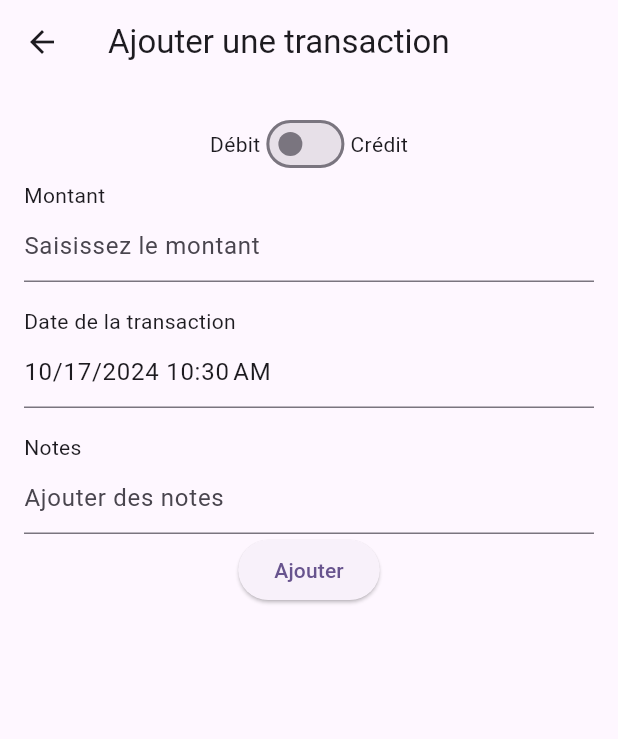
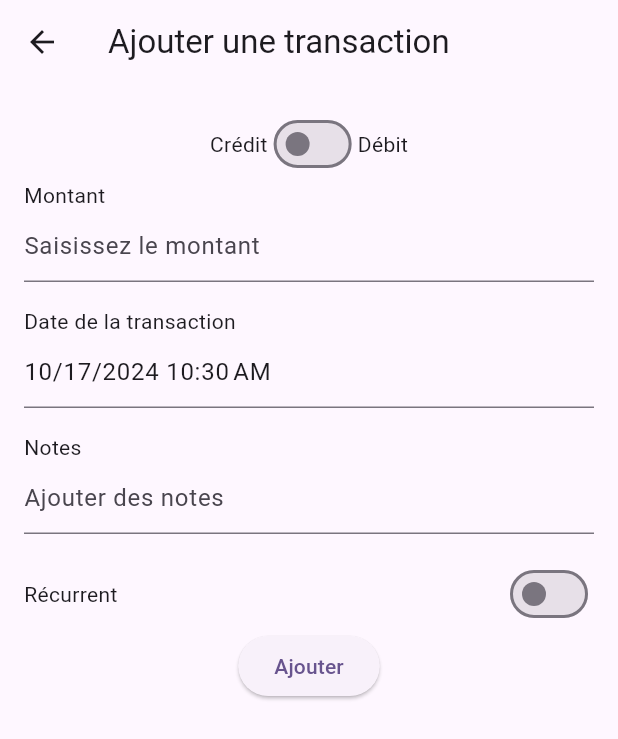
Before and after one commit to PavelDelhomme/flutter_budget_management, a Flutter app: the TransactionFormScreen screen opened directly, on a phone screen of 412 x 824 dp. Shown: the top 739 px of the screen. Run offline on Flutter 3.47's test engine with Material 3 defaults, Android fonts, the phone set to English and light mode, and no system bars; our stand-ins replace another_flushbar, cloud_firestore, firebase_auth, firebase_core, firebase_storage, fl_chart and 8 more; missing offline and left inert: nominatim_geocoding, random_color; accounts and stored records are empty.

Commit message:
Les catégorie sont pas adapter encore completement pour indiquer le salaire, les aidres en l'affichant uniquement lorsque on ajouter la transaction de type crédit par exemple et ne pas les afficher dans le formulaire de transaction de type crédit mais bon c'est déjà bien

```diff
--- a/lib/views/budget/summary_view.dart
+++ b/lib/views/budget/summary_view.dart
@@ -3,7 +3,6 @@ import 'package:flutter/material.dart';
 import 'package:cloud_firestore/cloud_firestore.dart';
 import 'package:firebase_auth/firebase_auth.dart';
 import 'package:random_color/random_color.dart';  // Importation pour générer des couleurs aléatoires
-import '../../services/income_service.dart';
 
 class SummaryView extends StatefulWidget {
   const SummaryView({Key? key}) : super(key: key);
--- a/lib/views/budget/transaction/transaction_form_screen.dart
+++ b/lib/views/budget/transaction/transaction_form_screen.dart
@@ -352,12 +352,16 @@ class _TransactionFormScreenState extends State<TransactionFormScreen> {
       }
     }
   }
+
   Widget _buildAdditionalFields() {
     return Column(
       crossAxisAlignment: CrossAxisAlignment.start,
       children: [
-        // Afficher uniquement pour les transactions de type débit
+        // Afficher ces champs uniquement si la transaction est de type Débit (donc _isDebit est true)
         if (_isDebit)
+          Column(
+            crossAxisAlignment: CrossAxisAlignment.start,
+            children: [
               DropdownButton<String>(
                 focusNode: _categoryFocusNode,
                 value: _selectedCategory,
@@ -366,7 +370,8 @@ class _TransactionFormScreenState extends State<TransactionFormScreen> {
                     value: categoryName,
                     child: Text(categoryName),
                   );
-            }).toList()..add(
+                }).toList()
+                  ..add(
                     DropdownMenuItem<String>(
                       value: "Nouvelle catégorie",
                       child: const Text("Créer une nouvelle catégorie"),
@@ -383,9 +388,9 @@ class _TransactionFormScreenState extends State<TransactionFormScreen> {
                 },
                 hint: const Text("Sélectionner une catégorie."),
               ),
-        if (_isDebit)
-          ElevatedButton(onPressed: _pickImage, child: const Text("Ajouter des reçus")),
-        if (_isDebit && _receiptImages.isNotEmpty)
+              ElevatedButton(
+                  onPressed: _pickImage, child: const Text("Ajouter des reçus")),
+              if (_receiptImages.isNotEmpty)
                 Wrap(
                   children: _receiptImages.map((image) {
                     return Padding(
@@ -394,14 +399,13 @@ class _TransactionFormScreenState extends State<TransactionFormScreen> {
                     );
                   }).toList(),
                 ),
-        if (_isDebit && _currentAdress != null)
-          Text("Adresse : $_currentAdress"),
-        if (_isDebit)
+              if (_currentAdress != null) Text("Adresse : $_currentAdress"),
               _buildMap(),
-        if (_isDebit)
               ElevatedButton(
                 onPressed: _getCurrentLocation,
                 child: const Text("Récupérer ma position actuelle"),
+              ),
+            ],
           ),
       ],
     );
@@ -454,6 +458,21 @@ class _TransactionFormScreenState extends State<TransactionFormScreen> {
           controller: _notesController,
           decoration: const InputDecoration(hintText: "Ajouter des notes"),
         ),
+        const SizedBox(height: 16.0),
+        Row(
+          mainAxisAlignment: MainAxisAlignment.spaceBetween,
+          children: [
+            const Text("Récurrent"),
+            Switch(
+              value: _isRecurring,
+              onChanged: (value) {
+                setState(() {
+                  _isRecurring = value;
+                });
+              },
+            ),
+          ],
+        ),
         _buildAdditionalFields(),
       ],
     );
@@ -476,7 +495,7 @@ class _TransactionFormScreenState extends State<TransactionFormScreen> {
               Row(
                 mainAxisAlignment: MainAxisAlignment.center,
                 children: [
-                  const Text("Débit"),
+                  const Text("Crédit"),
                   Switch(
                     value: _isDebit,
                     onChanged: (value) {
@@ -485,7 +504,7 @@ class _TransactionFormScreenState extends State<TransactionFormScreen> {
                       });
                     },
                   ),
-                  const Text("Crédit")
+                  const Text("Débit")
                 ],
               ),
 
```
Also changed, not shown: lib/services/income_service.dart (added). Lines whose indentation alone changed are shown as unchanged.
